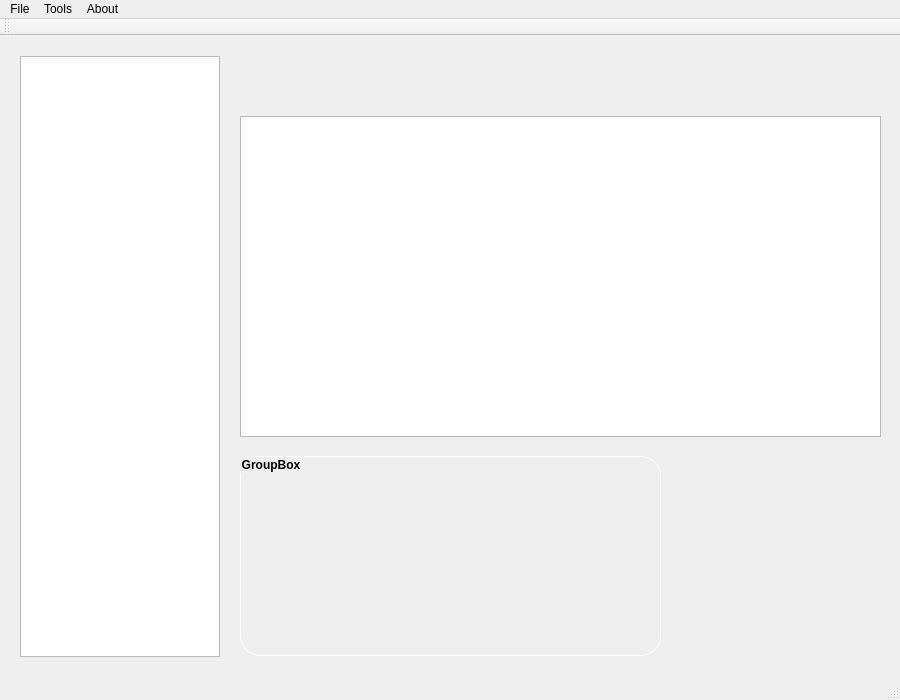
Qt form mfsGUI/mainwindow.ui (josecastellanos/OrganizaciondeArchivos_Watchmen) before a commit.
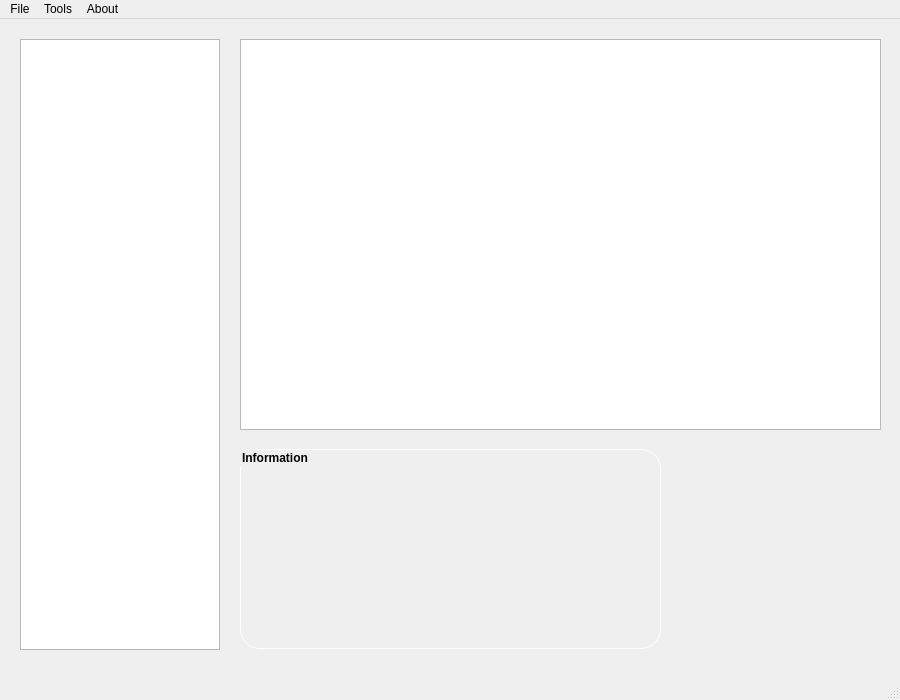
The same form after that commit. Icons and pictures are not drawn.

What changed in the file:
```diff
--- a/mfsGUI/mainwindow.ui
+++ b/mfsGUI/mainwindow.ui
@@ -30,7 +30,7 @@
       <x>20</x>
       <y>20</y>
       <width>200</width>
-      <height>601</height>
+      <height>611</height>
      </rect>
     </property>
     <property name="styleSheet">
@@ -41,9 +41,9 @@
     <property name="geometry">
      <rect>
       <x>240</x>
-      <y>80</y>
+      <y>20</y>
       <width>641</width>
-      <height>321</height>
+      <height>391</height>
      </rect>
     </property>
     <property name="styleSheet">
@@ -54,7 +54,7 @@
     <property name="geometry">
      <rect>
       <x>240</x>
-      <y>420</y>
+      <y>430</y>
       <width>421</width>
       <height>200</height>
      </rect>
@@ -74,7 +74,7 @@
 </string>
     </property>
     <property name="title">
-     <string>GroupBox</string>
+     <string>Information</string>
     </property>
     <widget class="QLabel" name="InfoCancion">
      <property name="enabled">
@@ -83,7 +83,7 @@
      <property name="geometry">
       <rect>
        <x>0</x>
-       <y>0</y>
+       <y>10</y>
        <width>421</width>
        <height>200</height>
       </rect>
@@ -100,7 +100,7 @@
     <property name="geometry">
      <rect>
       <x>679</x>
-      <y>420</y>
+      <y>430</y>
       <width>201</width>
       <height>200</height>
      </rect>
@@ -154,14 +154,6 @@
    <addaction name="menuTools"/>
    <addaction name="menuAbout"/>
   </widget>
-  <widget class="QToolBar" name="mainToolBar">
-   <attribute name="toolBarArea">
-    <enum>TopToolBarArea</enum>
-   </attribute>
-   <attribute name="toolBarBreak">
-    <bool>false</bool>
-   </attribute>
-  </widget>
   <widget class="QStatusBar" name="statusBar"/>
   <action name="actionNew_Disk">
    <property name="text">
```
Left out of the diff: 2 changed lines with no effect on the pictures.
